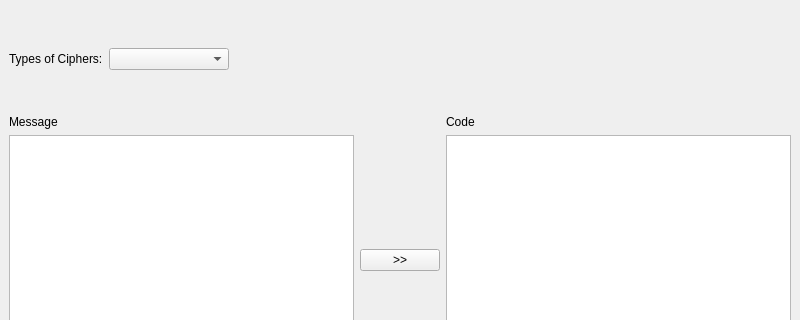
Before: the Qt Designer form CoDecode/MainWindow.ui in LuisCarlosRojasTorres/CoDecode, drawn with Qt 5; both pictures show x 0 to 800 and y 0 to 320 of the 800 by 600 pixel window.
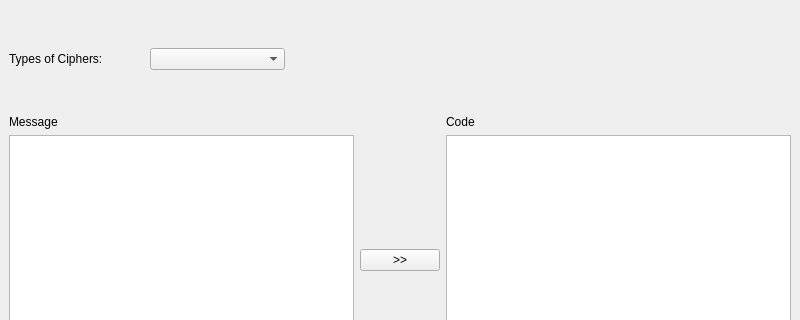
After: the same form once the commit is applied.

Patch:
```diff
--- a/CoDecode/MainWindow.ui
+++ b/CoDecode/MainWindow.ui
@@ -48,7 +48,7 @@
         </property>
         <property name="maximumSize">
          <size>
-          <width>16777215</width>
+          <width>500</width>
           <height>100</height>
          </size>
         </property>
```
